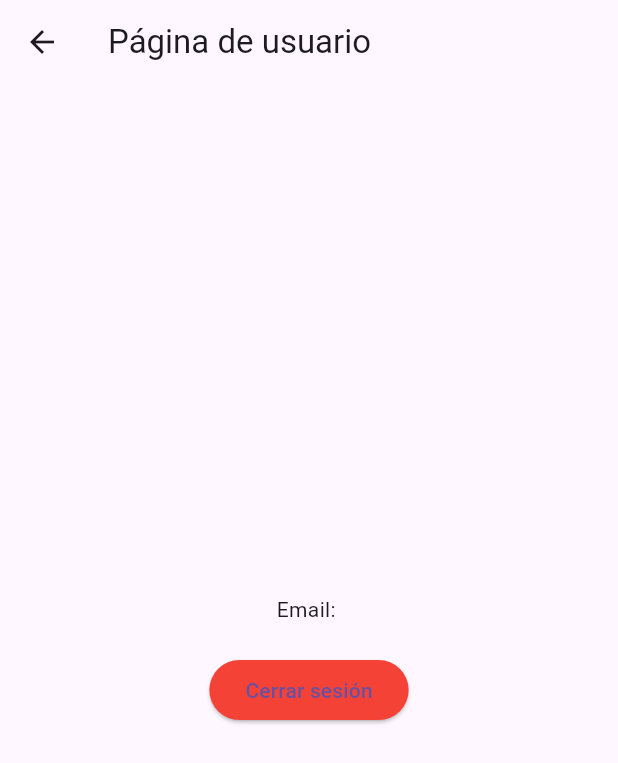
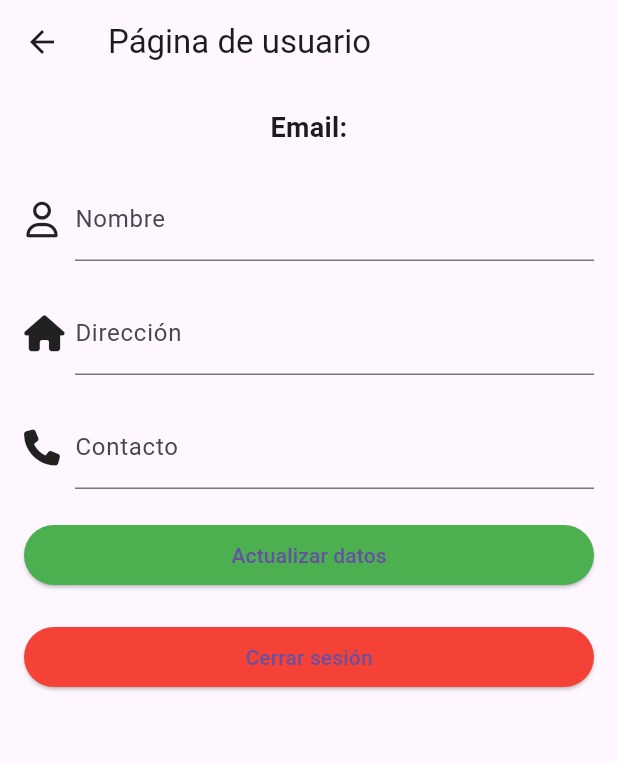
Before and after one commit to iFaca/PetFinder, a Flutter app: the screen it shows once a user with an empty profile is signed in, item 3 of the bottom bar chosen, on a phone screen of 412 x 824 dp. Shown: the top 763 px of the screen. Run offline on Flutter 3.47's test engine with Material 3 defaults, Android fonts, the phone set to English and light mode, and no system bars; our stand-ins replace cloud_firestore, firebase_auth, firebase_core, font_awesome_flutter, geolocator, google_maps_flutter and 2 more; accounts and stored records are empty.

Commit message:
datos de usuario

```diff
--- a/lib/pages/home_page.dart
+++ b/lib/pages/home_page.dart
@@ -336,25 +336,155 @@ class _PetsPageState extends State<PetsPage> {
   }
 }
 
-class UserPage extends StatelessWidget {
+class UserPage extends StatefulWidget {
+  @override
+  _UserPageState createState() => _UserPageState();
+}
+
+class _UserPageState extends State<UserPage> {
+  final FirebaseAuth _auth = FirebaseAuth.instance;
+  final _formKey = GlobalKey<FormState>();
+  final TextEditingController _nameController = TextEditingController();
+  final TextEditingController _addressController = TextEditingController();
+  final TextEditingController _contactController = TextEditingController();
+  User? user;
+  bool _isLoading = true;
+
+  @override
+  void initState() {
+    super.initState();
+    user = _auth.currentUser;
+    _loadUserData();
+  }
+
+  Future<void> _loadUserData() async {
+    if (user != null) {
+      Map<String, dynamic>? userData = await getUserData(user!.uid);
+      if (userData != null) {
+        _nameController.text = userData['name'] ?? '';
+        _addressController.text = userData['address'] ?? '';
+        _contactController.text = userData['contact'] ?? '';
+      }
+    }
+    setState(() {
+      _isLoading = false;
+    });
+  }
+
+  Future<void> _saveUserData() async {
+    if (_formKey.currentState!.validate()) {
+      await saveUserData(
+        user!.uid,
+        _nameController.text,
+        _addressController.text,
+        _contactController.text,
+      );
+      ScaffoldMessenger.of(context).showSnackBar(
+        SnackBar(content: Text('Datos guardados con éxito')),
+      );
+    }
+  }
+
   @override
   Widget build(BuildContext context) {
-    User? user = FirebaseAuth.instance.currentUser;
-
     return Scaffold(
       appBar: AppBar(
         title: Text('Página de usuario'),
       ),
-      body: Center(
+      body: _isLoading
+          ? Center(child: CircularProgressIndicator())
+          : Padding(
+        padding: const EdgeInsets.all(16.0),
+        child: Form(
+          key: _formKey,
           child: Column(
-          mainAxisAlignment: MainAxisAlignment.center,
+            crossAxisAlignment: CrossAxisAlignment.start,
             children: <Widget>[
-            if (user != null) Text('Email: ${user.email}'),
+              if (user != null)
+                Center(
+                  child: Text(
+                    'Email: ${user!.email}',
+                    style: TextStyle(
+                      fontSize: 18,
+                      fontWeight: FontWeight.bold,
+                    ),
+                    textAlign: TextAlign.center,
+                  ),
+                ),
               SizedBox(height: 20),
-            ElevatedButton(
+              Row(
+                children: [
+                  Icon(FontAwesomeIcons.user),
+                  SizedBox(width: 10),
+                  Expanded(
+                    child: TextFormField(
+                      controller: _nameController,
+                      decoration: InputDecoration(labelText: 'Nombre'),
+                      validator: (value) {
+                        if (value == null || value.isEmpty) {
+                          return 'Por favor ingrese su nombre';
+                        }
+                        return null;
+                      },
+                    ),
+                  ),
+                ],
+              ),
+              SizedBox(height: 20),
+              Row(
+                children: [
+                  Icon(FontAwesomeIcons.home),
+                  SizedBox(width: 10),
+                  Expanded(
+                    child: TextFormField(
+                      controller: _addressController,
+                      decoration: InputDecoration(labelText: 'Dirección'),
+                      validator: (value) {
+                        if (value == null || value.isEmpty) {
+                          return 'Por favor ingrese su dirección';
+                        }
+                        return null;
+                      },
+                    ),
+                  ),
+                ],
+              ),
+              SizedBox(height: 20),
+              Row(
+                children: [
+                  Icon(FontAwesomeIcons.phone),
+                  SizedBox(width: 10),
+                  Expanded(
+                    child: TextFormField(
+                      controller: _contactController,
+                      decoration: InputDecoration(labelText: 'Contacto'),
+                      validator: (value) {
+                        if (value == null || value.isEmpty) {
+                          return 'Por favor ingrese su contacto';
+                        }
+                        return null;
+                      },
+                    ),
+                  ),
+                ],
+              ),
+              SizedBox(height: 20),
+              SizedBox(
+                width: double.infinity,
+                child: ElevatedButton(
+                  onPressed: _saveUserData,
                   style: ElevatedButton.styleFrom(
-                backgroundColor:
-                    Colors.red, // Cambiar el color del botón a rojo
+                    backgroundColor: Colors.green,
+                  ),
+                  child: Text('Actualizar datos'),
+                ),
+              ),
+              SizedBox(height: 20),
+              SizedBox(
+                width: double.infinity,
+                child: ElevatedButton(
+                  style: ElevatedButton.styleFrom(
+                    backgroundColor: Colors.red,
                   ),
                   onPressed: () async {
                     await FirebaseAuth.instance.signOut();
@@ -362,7 +492,9 @@ class UserPage extends StatelessWidget {
                   },
                   child: Text('Cerrar sesión'),
                 ),
+              ),
             ],
+          ),
         ),
       ),
     );
```
Also changed, not shown: lib/firebase_service.dart (+15 -0 lines). Lines whose indentation alone changed are shown as unchanged.
